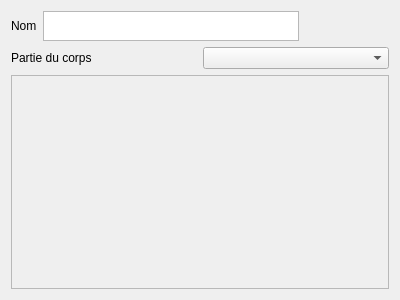
First picture: the form in app/view/forms/stuffsview.ui, repository r0nd0ud0u/qt-rpg, before the edit.
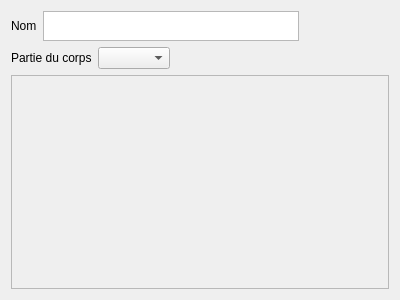
Second picture: the form after the edit.

Patch:
```diff
--- a/app/view/forms/stuffsview.ui
+++ b/app/view/forms/stuffsview.ui
@@ -66,6 +66,19 @@
      <item>
       <widget class="QComboBox" name="body_comboBox"/>
      </item>
+     <item>
+      <spacer name="horizontalSpacer_2">
+       <property name="orientation">
+        <enum>Qt::Horizontal</enum>
+       </property>
+       <property name="sizeHint" stdset="0">
+        <size>
+         <width>40</width>
+         <height>20</height>
+        </size>
+       </property>
+      </spacer>
+     </item>
     </layout>
    </item>
    <item>
```
